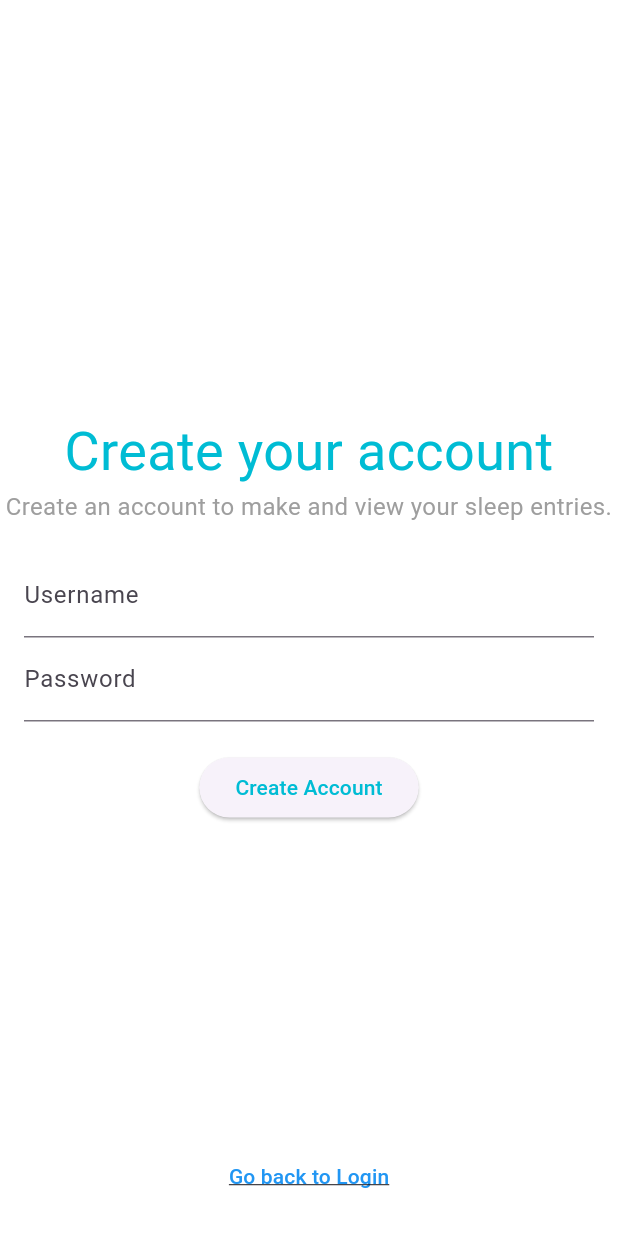
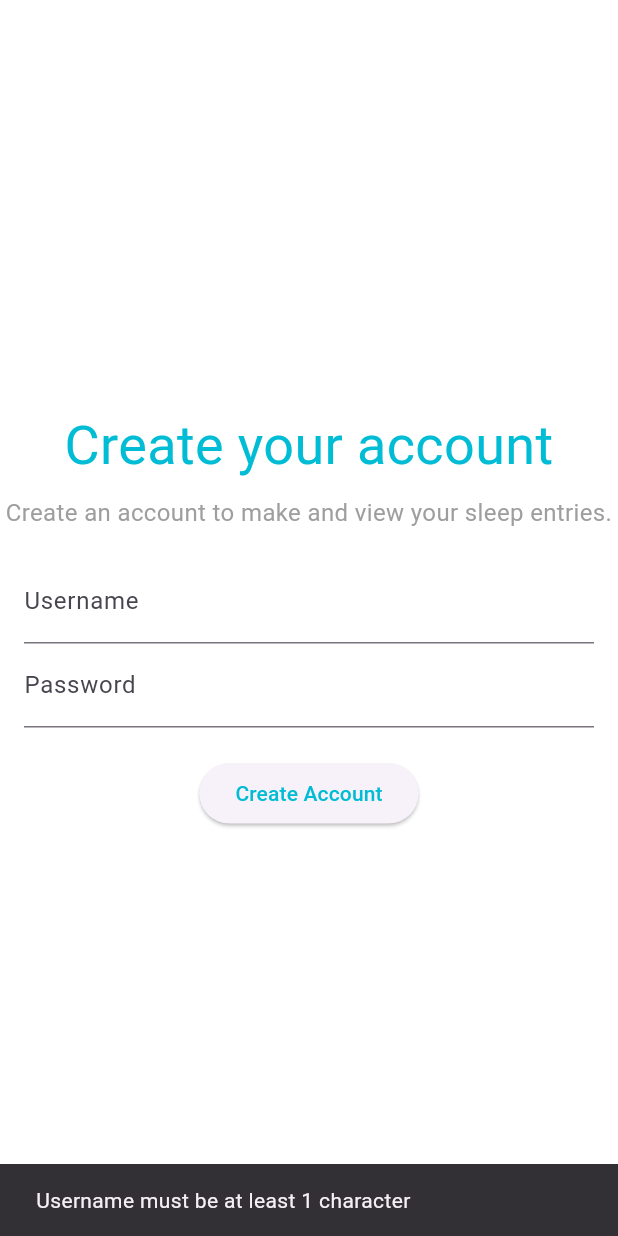
Before and after one commit to Keno217/cis350-project, a Flutter app: the Register screen opened by its route, after a tap on "Create Account", on a phone screen of 412 x 824 dp. Run offline on Flutter 3.47's test engine with Material 3 defaults, Android fonts, the light colour scheme and no system bars; our stand-ins replace fl_chart.

```diff
--- /dev/null
+++ b/client/lib/global.dart
@@ -0,0 +1 @@
+String? globalUsername;
--- a/client/lib/main.dart
+++ b/client/lib/main.dart
@@ -19,7 +19,7 @@ class MyApp extends StatelessWidget {
         home: Login(),
         //routing list of pages.  just add another line for different pages
         routes: {
-          '/register': (context) => const Register(),
+          '/register': (context) => Register(),
           '/login': (context) => const Login(),
           '/landing': (context) => const LandingPage(),
           '/stats': (context) => const StatisticsPage(),
--- a/client/lib/pages/LandingPage.dart
+++ b/client/lib/pages/LandingPage.dart
@@ -1,4 +1,6 @@
 import 'package:flutter/material.dart';
+import 'package:sleepapp/pages/login.dart';
+import 'package:sleepapp/global.dart';
 
 class LandingPage extends StatefulWidget {
   const LandingPage({Key? key}) : super(key: key);
--- a/client/lib/pages/login.dart
+++ b/client/lib/pages/login.dart
@@ -1,6 +1,7 @@
 import 'package:flutter/material.dart';
 import 'package:sleepapp/pages/LandingPage.dart';
 import 'package:sleepapp/pages/register.dart';
+import 'package:sleepapp/global.dart';
 import 'package:http/http.dart' as http;
 import 'dart:convert';
 
@@ -23,6 +24,15 @@ class _LoginState extends State<Login> {
   }
 
   Future<void> loginUser(String username, String password) async {
+    if (username.isEmpty) {
+      _showErrorMessage('Username must be at least 1 character');
+      return;
+    }
+    if (password.length < 3) {
+      _showErrorMessage('Password must be at least 3 characters');
+      return;
+    }
+
     String server = 'http://129.80.148.244:3001';
 
     var response = await http.post(
@@ -37,14 +47,20 @@ class _LoginState extends State<Login> {
     );
 
     if (response.statusCode == 200) {
+      _showErrorMessage('Login Successful.');
+      globalUsername = username;
       Navigator.push(
         context,
         MaterialPageRoute(builder: (context) => LandingPage()),
       );
     } else {
-      Navigator.push(
-          context, MaterialPageRoute(builder: (context) => LandingPage()));
+      _showErrorMessage('Invalid Credentials.');
     }
+  }
+
+  void _showErrorMessage(String message) {
+    final snackBar = SnackBar(content: Text(message));
+    ScaffoldMessenger.of(context).showSnackBar(snackBar);
   }
 
   @override
--- a/client/lib/pages/register.dart
+++ b/client/lib/pages/register.dart
@@ -4,21 +4,27 @@ import 'package:http/http.dart' as http;
 import 'dart:convert';
 
 class Register extends StatelessWidget {
-  const Register({Key? key}) : super(key: key);
+  Register({Key? key}) : super(key: key);
+
+  final TextEditingController _usernameController = TextEditingController();
+  final TextEditingController _passwordController = TextEditingController();
+
+  void _showErrorMessage(BuildContext context, String message) {
+    final snackBar = SnackBar(content: Text(message));
+    ScaffoldMessenger.of(context).showSnackBar(snackBar);
+  }
 
   @override
   Widget build(BuildContext context) {
-    final _usernameController = TextEditingController();
-    final _passwordController = TextEditingController();
-
     return Scaffold(
       backgroundColor: Colors.white,
       body: Stack(
         children: [
           Container(
             constraints: BoxConstraints(
-                maxHeight: MediaQuery.of(context).size.height,
-                maxWidth: MediaQuery.of(context).size.width),
+              maxHeight: MediaQuery.of(context).size.height,
+              maxWidth: MediaQuery.of(context).size.width,
+            ),
             child: Center(
               child: Column(
                 mainAxisSize: MainAxisSize.min,
@@ -39,9 +45,7 @@ class Register extends StatelessWidget {
                             overflow: TextOverflow.ellipsis,
                           ),
                         ),
-                        SizedBox(
-                            height:
-                                0), // Reduced height to bring the text closer
+                        SizedBox(height: 8),
                         Center(
                           child: Text(
                             'Create an account to make and view your sleep entries.',
@@ -74,16 +78,38 @@ class Register extends StatelessWidget {
                         SizedBox(height: 20),
                         ElevatedButton(
                           onPressed: () async {
-                            // handle account creation later
+                            // account creation
                             String username = _usernameController.text;
                             String password = _passwordController.text;
-                            print('Username: $username');
-                            print('Password: $password');
-                            await createUser(username, password);
-                            Navigator.push(
-                              context,
-                              MaterialPageRoute(builder: (context) => Login()),
-                            );
+                            if (username.isEmpty) {
+                              _showErrorMessage(context,
+                                  'Username must be at least 1 character');
+                              return;
+                            }
+                            if (password.length < 3) {
+                              _showErrorMessage(context,
+                                  'Password must be at least 3 characters');
+                              return;
+                            }
+
+                            int response =
+                                await createUser(username, password, context);
+
+                            if (response == 0) {
+                              _showErrorMessage(
+                                  context, 'Server connection error');
+                              return;
+                            }
+
+                            if (response == 1) {
+                              _showErrorMessage(context, 'Account Created');
+                              return;
+                            }
+
+                            if (response == 2) {
+                              _showErrorMessage(context, 'User already exists');
+                              return;
+                            }
                           },
                           child: Text('Create Account',
                               style: TextStyle(color: Colors.cyan)),
@@ -123,10 +149,14 @@ class Register extends StatelessWidget {
   }
 }
 
-Future<http.Response> createUser(String username, String password) {
+Future<int> createUser(
+    // creates a user, returns an int for a corresponding message
+    String username,
+    String password,
+    BuildContext context) async {
   String server = 'http://129.80.148.244:3001';
 
-  return http.post(
+  var response = await http.post(
     Uri.parse('$server/createUser'),
     headers: <String, String>{
       'Content-Type': 'application/json; charset=UTF-8',
@@ -136,4 +166,17 @@ Future<http.Response> createUser(String username, String password) {
       'pass': password,
     }),
   );
+
+  if (response.statusCode == 201) {
+    Navigator.push(
+      context,
+      MaterialPageRoute(builder: (context) => Login()),
+    );
+    return 1;
+  }
+
+  if (response.statusCode == 409) {
+    return 2;
+  }
+  return 0;
 }
```
